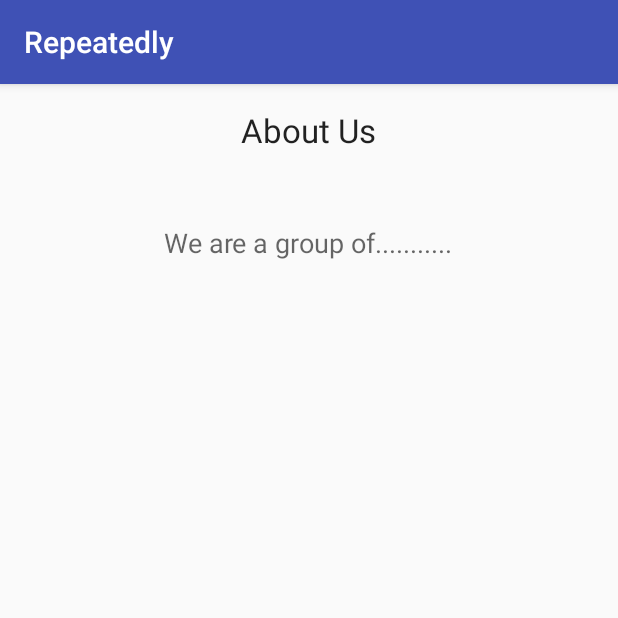
After one commit to arj1211/Repeatedly, an Android app: the About screen opened directly, with no data from a screen before it, on a phone screen of 412 x 824 dp, the top half of it. The commit adds this screen. Run offline under Robolectric (Android 15) with nearby library versions, the phone set to English and light mode, and no system bars.

```diff
--- a/app/src/main/AndroidManifest.xml
+++ b/app/src/main/AndroidManifest.xml
@@ -1,7 +1,9 @@
 <?xml version="1.0" encoding="utf-8"?>
 <manifest xmlns:android="http://schemas.android.com/apk/res/android"
     package="com.massey2.demosms.demosms">
-<uses-permission android:name="android.permission.SEND_SMS"/>
+
+    <uses-permission android:name="android.permission.SEND_SMS" />
+
     <application
         android:allowBackup="true"
         android:icon="@mipmap/ic_launcher"
@@ -15,6 +17,7 @@
                 <category android:name="android.intent.category.LAUNCHER" />
             </intent-filter>
         </activity>
+        <activity android:name=".About"></activity>
     </application>
 
 </manifest>
--- /dev/null
+++ b/app/src/main/java/com/massey2/demosms/demosms/About.java
@@ -0,0 +1,13 @@
+package com.massey2.demosms.demosms;
+
+import android.support.v7.app.AppCompatActivity;
+import android.os.Bundle;
+
+public class About extends AppCompatActivity {
+
+    @Override
+    protected void onCreate(Bundle savedInstanceState) {
+        super.onCreate(savedInstanceState);
+        setContentView(R.layout.activity_about2);
+    }
+}
--- a/app/src/main/java/com/massey2/demosms/demosms/MainActivity.java
+++ b/app/src/main/java/com/massey2/demosms/demosms/MainActivity.java
@@ -1,6 +1,7 @@
 package com.massey2.demosms.demosms;
 
 import android.Manifest;
+import android.content.Intent;
 import android.content.SharedPreferences;
 import android.os.Bundle;
 import android.preference.PreferenceManager;
@@ -31,6 +32,11 @@ public class MainActivity extends AppCompatActivity
     SharedPreferences preferences;
 
     static final String MSGKEY = "preset_messages", NUMKEY = "preset_nums", MSGEDITKEY = "msg_edit", NUMEDITKEY = "num_edit", MSGDELIM = "&&&&", NUMDELIM = ",";
+
+    public void sendMessage(View view){
+        Intent startNewActivity = new Intent(this, About.class);
+        startActivity(startNewActivity);
+    }
 
     @Override
     protected void onCreate(Bundle savedInstanceState)
--- /dev/null
+++ b/app/src/main/res/layout/activity_about2.xml
@@ -0,0 +1,31 @@
+<?xml version="1.0" encoding="utf-8"?>
+<RelativeLayout xmlns:android="http://schemas.android.com/apk/res/android"
+    xmlns:tools="http://schemas.android.com/tools"
+    android:layout_width="match_parent"
+    android:layout_height="match_parent"
+    android:paddingBottom="@dimen/activity_vertical_margin"
+    android:paddingLeft="@dimen/activity_horizontal_margin"
+    android:paddingRight="@dimen/activity_horizontal_margin"
+    android:paddingTop="@dimen/activity_vertical_margin"
+    tools:context="com.massey2.demosms.demosms.About">
+
+    <TextView
+        android:layout_width="wrap_content"
+        android:layout_height="wrap_content"
+        android:textAppearance="?android:attr/textAppearanceLarge"
+        android:text="About Us"
+        android:id="@+id/textView"
+        android:layout_alignParentTop="true"
+        android:layout_centerHorizontal="true" />
+
+    <TextView
+        android:layout_width="wrap_content"
+        android:layout_height="wrap_content"
+        android:textAppearance="?android:attr/textAppearanceMedium"
+        android:text="We are a group of..........."
+        android:id="@+id/textView2"
+        android:layout_below="@+id/textView"
+        android:layout_centerHorizontal="true"
+        android:layout_marginTop="48dp" />
+
+</RelativeLayout>
--- a/app/src/main/res/layout/activity_main.xml
+++ b/app/src/main/res/layout/activity_main.xml
@@ -100,6 +100,15 @@
                 android:layout_gravity="left|center_horizontal" />
 
             <Button
+                style="?android:attr/buttonStyleSmall"
+                android:layout_width="wrap_content"
+                android:layout_height="wrap_content"
+                android:text="About"
+                android:id="@+id/button"
+                android:onClick="sendMessage"
+                android:layout_column="7" />
+
+            <Button
                 android:text="Add Msg"
                 android:id="@+id/addMsgButton"
                 android:layout_column="12"
```
